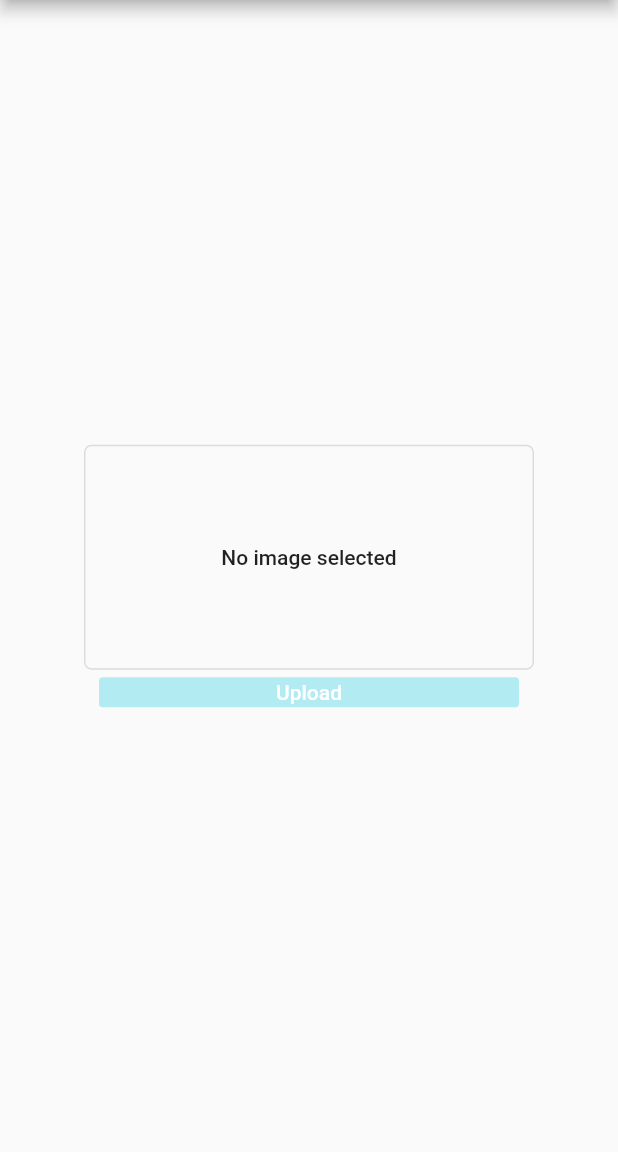
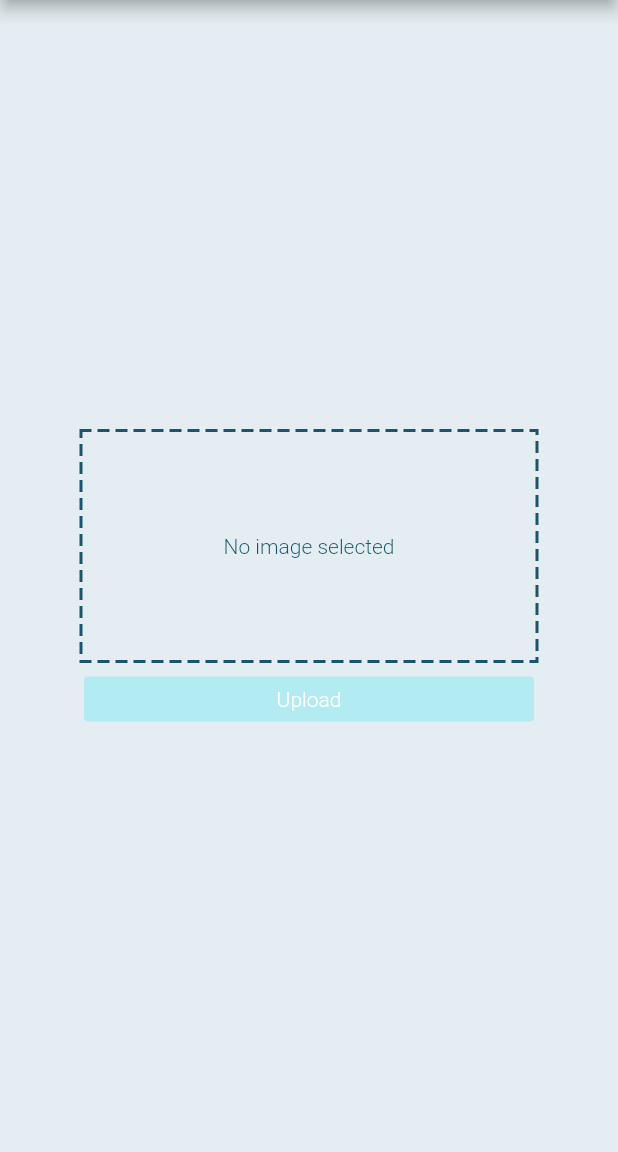
Before and after one commit to LWZearfoss/SeeFood, a Flutter app: the screen it shows after launch, on a phone screen of 412 x 824 dp, the part 84-1236 px from its top. Run offline on Flutter 3.47's test engine with Material 2 defaults, Android fonts, the phone set to English and light mode, and no system bars; drawn by our look-alikes of dotted_border; our stand-ins replace google_maps_flutter, loading_indicator; missing offline and left inert: google_maps_webservice, image_picker_modern; statements that could not run were skipped.

```diff
--- a/lib/main.dart
+++ b/lib/main.dart
@@ -4,10 +4,12 @@ import 'dart:async';
 import 'dart:convert';
 import 'dart:io';
 
+import 'package:dotted_border/dotted_border.dart';
 import 'package:google_maps_flutter/google_maps_flutter.dart';
 import 'package:google_maps_webservice/places.dart';
 import 'package:http/http.dart';
 import 'package:image_picker_modern/image_picker_modern.dart';
+import 'package:loading_indicator/loading_indicator.dart';
 import 'package:path/path.dart';
 
 import 'api_key.dart';
@@ -115,28 +117,35 @@ class _FirstPageState extends State<FirstPage> {
         title: Text('SeeFood'),
         backgroundColor: Colors.cyan[300],
       ),
+      backgroundColor: Color(0xffe4edf1),
       body: Center(
         child: Column(
           mainAxisAlignment: MainAxisAlignment.center,
           children: <Widget>[
-            SizedBox(
+
+                DottedBorder(
+                    borderType: BorderType.Rect,
+                    dashPattern: [6],
+                    strokeWidth: 2,
+                    strokeCap: StrokeCap.square,
+                    color: Color(0xff17566b),
+                    child:
+                     SizedBox(
                 height: 150.0,
                 width: 300.0,
-                child: OutlineButton(
-                    onPressed: getImage,
-                    splashColor: Colors.transparent,
-                    shape: RoundedRectangleBorder(
-                        borderRadius: BorderRadius.circular(5.0)),
-                    child: this.image == null
-                        ? Text('No image selected')
-                        : Text(basename(this.image.path),
-                            textAlign: TextAlign.center))),
-            SizedBox(height: 5.0),
+                child: FlatButton(
+                        onPressed: getImage,
+                        splashColor: Colors.transparent,
+                        child: this.image == null
+                            ? Text('No image selected', style: TextStyle(color: Color(0xff17566b), fontWeight: FontWeight.w300))
+                            : Text(basename(this.image.path),
+                                textAlign: TextAlign.center, style: TextStyle(color: Color(0xff17566b), fontWeight: FontWeight.w300))))),
+            SizedBox(height: 10.0),
             SizedBox(
-                height: 20.0,
-                width: 280.0,
+                height: 30.0,
+                width: 300.0,
                 child: RaisedButton(
-                  color: Colors.cyan,
+                  color: Color(0xff3abfd3),
                   shape: RoundedRectangleBorder(
                       borderRadius: BorderRadius.circular(2.5)),
                   textColor: Colors.white,
@@ -154,7 +163,7 @@ class _FirstPageState extends State<FirstPage> {
                         },
                   child: Text(
                     'Upload',
-                    style: TextStyle(fontSize: 14.0),
+                    style: TextStyle(fontSize: 14.0, fontWeight: FontWeight.w300),
                   ),
                 ))
           ],
@@ -187,13 +196,21 @@ class _SecondPageState extends State<SecondPage> {
                 appBar: AppBar(
                     backgroundColor: Colors.cyan[300],
                     title: const Text('Loading...')),
-                body: Center());
+                backgroundColor: Color(0xffe4edf1),
+                body: Center(
+                    child: SizedBox(
+                        height: 150,
+                        width: 150,
+                        child: LoadingIndicator(
+                            indicatorType: Indicator.ballScaleMultiple,
+                            color: Colors.cyan[200]))));
           }
           return Scaffold(
             appBar: AppBar(
               backgroundColor: Colors.cyan[300],
               title: Text(snapshot.data[1]),
             ),
+            backgroundColor: Color(0xffe4edf1),
             body: Stack(
               children: <Widget>[
                 RestaurantMap(
--- a/pubspec.yaml
+++ b/pubspec.yaml
@@ -24,6 +24,8 @@ dependencies:
   # Use with the CupertinoIcons class for iOS style icons.
   cupertino_icons: ^0.1.2
 
+  dotted_border: ^1.0.3
+
   google_maps_flutter: ^0.5.21
 
   google_maps_webservice: ^0.0.15
@@ -31,6 +33,8 @@ dependencies:
   http: ^0.12.0
 
   image_picker_modern: ^0.4.12+3
+
+  loading_indicator: ^1.1.0
 
 dev_dependencies:
   flutter_test:
```
Also changed, not shown: pubspec.lock.
